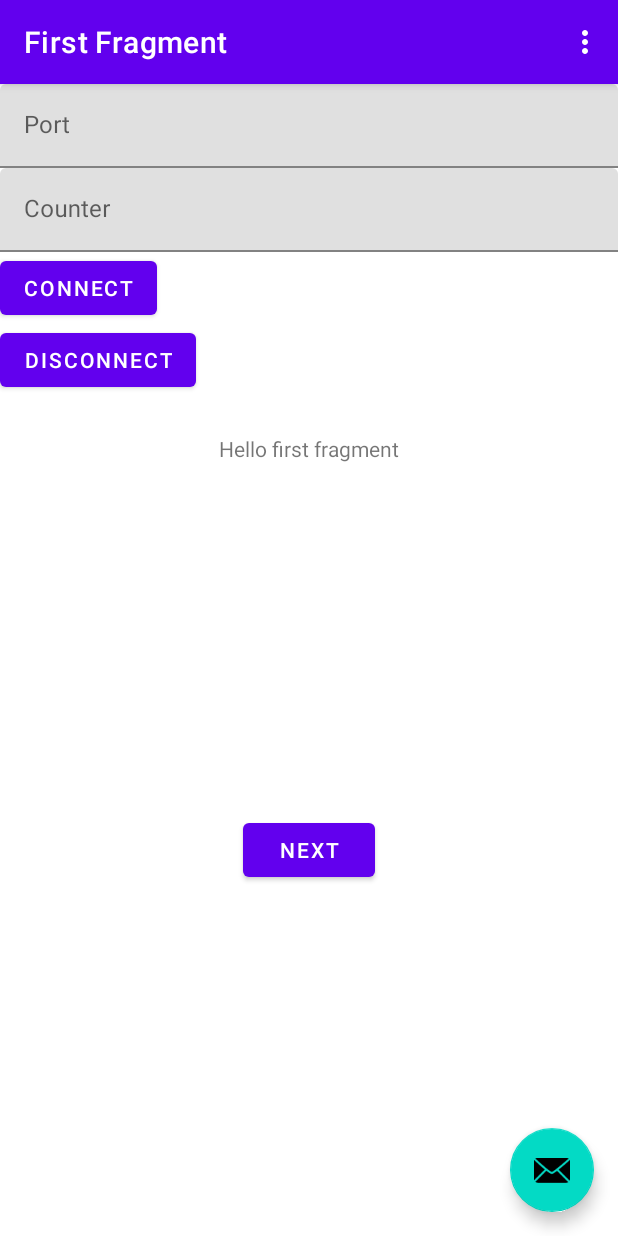
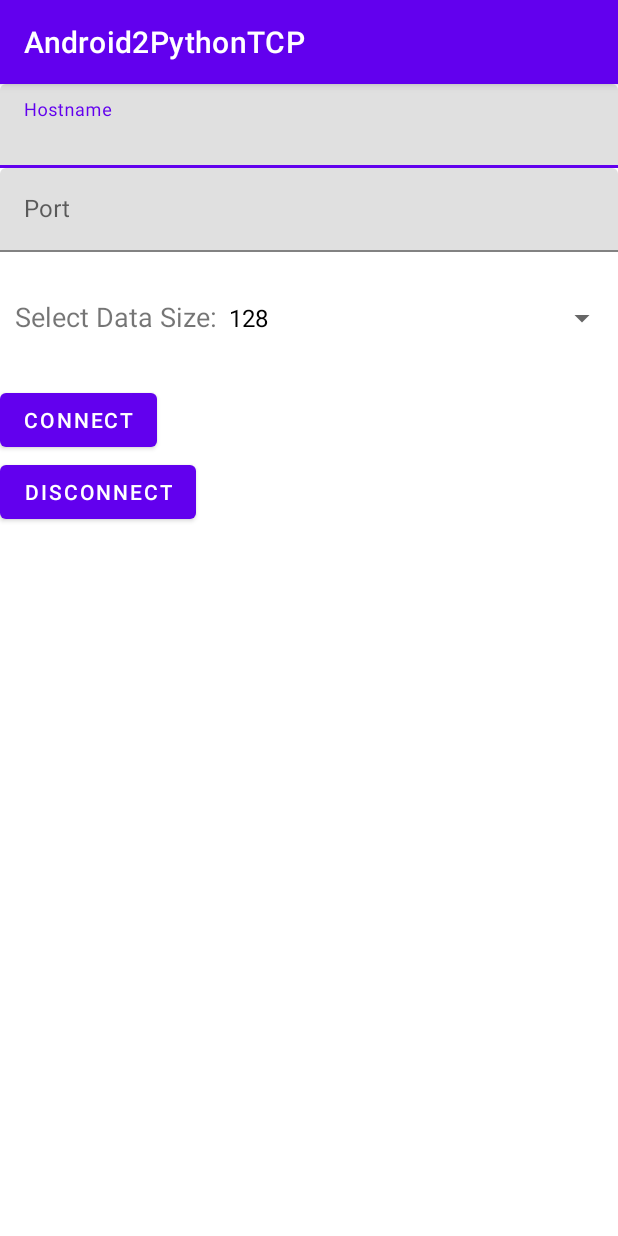
Before and after one commit to mjbaucas/Android2PythonTCP, an Android app: the screen it shows after launch (MainActivity), on a phone screen of 412 x 824 dp. Run offline under Robolectric (Android 15) with nearby library versions, the phone set to English and light mode, and no system bars; our stand-ins replace navigation-ui.

Commit message:
Changed limit to timer, added option to select data size

```diff
--- a/app/src/main/AndroidManifest.xml
+++ b/app/src/main/AndroidManifest.xml
@@ -1,6 +1,8 @@
 <?xml version="1.0" encoding="utf-8"?>
 <manifest xmlns:android="http://schemas.android.com/apk/res/android"
     package="com.mjbaucas.android2pythontcp">
+
+    <uses-permission android:name="android.permission.INTERNET"/>
 
     <application
         android:allowBackup="true"
--- a/app/src/main/java/com/mjbaucas/android2pythontcp/FirstFragment.java
+++ /dev/null
@@ -1,47 +0,0 @@
-package com.mjbaucas.android2pythontcp;
-
-import android.os.Bundle;
-import android.view.LayoutInflater;
-import android.view.View;
-import android.view.ViewGroup;
-
-import androidx.annotation.NonNull;
-import androidx.fragment.app.Fragment;
-import androidx.navigation.fragment.NavHostFragment;
-
-import com.mjbaucas.android2pythontcp.databinding.FragmentFirstBinding;
-
-public class FirstFragment extends Fragment {
-
-    private FragmentFirstBinding binding;
-
-    @Override
-    public View onCreateView(
-            LayoutInflater inflater, ViewGroup container,
-            Bundle savedInstanceState
-    ) {
-
-        binding = FragmentFirstBinding.inflate(inflater, container, false);
-        return binding.getRoot();
-
-    }
-
-    public void onViewCreated(@NonNull View view, Bundle savedInstanceState) {
-        super.onViewCreated(view, savedInstanceState);
-
-        binding.buttonFirst.setOnClickListener(new View.OnClickListener() {
-            @Override
-            public void onClick(View view) {
-                NavHostFragment.findNavController(FirstFragment.this)
-                        .navigate(R.id.action_FirstFragment_to_SecondFragment);
-            }
-        });
-    }
-
-    @Override
-    public void onDestroyView() {
-        super.onDestroyView();
-        binding = null;
-    }
-
-}
--- a/app/src/main/java/com/mjbaucas/android2pythontcp/MainActivity.java
+++ b/app/src/main/java/com/mjbaucas/android2pythontcp/MainActivity.java
@@ -6,6 +6,7 @@ import com.google.android.material.snackbar.Snackbar;
 
 import androidx.appcompat.app.AppCompatActivity;
 
+import android.os.StrictMode;
 import android.os.SystemClock;
 import android.util.Log;
 import android.view.View;
@@ -19,6 +20,8 @@ import com.mjbaucas.android2pythontcp.databinding.ActivityMainBinding;
 
 import android.view.Menu;
 import android.view.MenuItem;
+import android.widget.AdapterView;
+import android.widget.ArrayAdapter;
 
 import java.io.BufferedReader;
 import java.io.BufferedWriter;
@@ -28,16 +31,24 @@ import java.io.OutputStreamWriter;
 import java.net.Socket;
 import java.net.UnknownHostException;
 
-public class MainActivity extends AppCompatActivity {
+public class MainActivity extends AppCompatActivity implements AdapterView.OnItemSelectedListener {
 
     private AppBarConfiguration appBarConfiguration;
     private ActivityMainBinding binding;
 
     private static int TCP_SERVER_PORT = -1;
     private static String TCP_SERVER_HOST = null;
-    private static int COUNTER_LIMIT = -1;
+
+    private String data128 = generateData(128);
+    private String data256 = generateData(256);
+    private String data512 = generateData(512);
+    private String data1024 = generateData(1024);
+    private String data = "";
+    private static final String[] sizes = {"128", "256", "512", "1024"};
 
     private double AVERAGE_TIME = 0.0;
+    private int COUNTER = 0;
+    private int TIME = 5000;
 
     @Override
     protected void onCreate(Bundle savedInstanceState) {
@@ -45,34 +56,36 @@ public class MainActivity extends AppCompatActivity {
 
         binding = ActivityMainBinding.inflate(getLayoutInflater());
         setContentView(binding.getRoot());
+        setSupportActionBar(binding.toolbar);
+        ArrayAdapter<String> adapter = new ArrayAdapter<>(this, android.R.layout.simple_spinner_dropdown_item, sizes);
+        binding.selectSize.setAdapter(adapter);
+        binding.selectSize.setOnItemSelectedListener(this);
 
-        setSupportActionBar(binding.toolbar);
-
-        NavController navController = Navigation.findNavController(this, R.id.nav_host_fragment_content_main);
-        appBarConfiguration = new AppBarConfiguration.Builder(navController.getGraph()).build();
-        NavigationUI.setupActionBarWithNavController(this, navController, appBarConfiguration);
-
-        binding.fab.setOnClickListener(new View.OnClickListener() {
-            @Override
-            public void onClick(View view) {
-                Snackbar.make(view, "Replace with your own action", Snackbar.LENGTH_LONG)
-                        .setAction("Action", null).show();
-            }
-        });
+        if (android.os.Build.VERSION.SDK_INT > 9) {
+            StrictMode.ThreadPolicy policy = new StrictMode.ThreadPolicy.Builder().permitAll().build();
+            StrictMode.setThreadPolicy(policy);
+        }
 
         binding.connectButton.setOnClickListener(new View.OnClickListener() {
            @Override
            public void onClick(View view){
+               COUNTER = 0;
+               AVERAGE_TIME = 0.0;
+               long start = SystemClock.elapsedRealtime();
+
                try {
                    TCP_SERVER_HOST = binding.hostname.getEditText().getText().toString();
                    TCP_SERVER_PORT = Integer.parseInt(binding.port.getEditText().getText().toString());
 
                    if (TCP_SERVER_HOST != null && TCP_SERVER_PORT != -1) {
-                       for (int i = 0; i <= COUNTER_LIMIT; i++) {
+                       long current = SystemClock.elapsedRealtime();
+                       while (current - start < TIME){
+                           current = SystemClock.elapsedRealtime();
+                           COUNTER++;
                            runTCPClient();
                        }
 
-                       String tempString = "Average Time: " + AVERAGE_TIME / COUNTER_LIMIT;
+                       String tempString = "Average Time: " + AVERAGE_TIME / COUNTER;
                        binding.averageValue.setText(tempString);
 
                        binding.disconnectButton.setOnClickListener((new View.OnClickListener() {
@@ -96,7 +109,8 @@ public class MainActivity extends AppCompatActivity {
             Socket s = new Socket(TCP_SERVER_HOST, TCP_SERVER_PORT);
             BufferedReader in = new BufferedReader(new InputStreamReader(s.getInputStream()));
             BufferedWriter out = new BufferedWriter(new OutputStreamWriter(s.getOutputStream()));
-            String outMsg = "TCP connecting to " + TCP_SERVER_HOST + ":" + TCP_SERVER_PORT + System.getProperty("line.separator");
+            //String outMsg = "TCP connecting to " + TCP_SERVER_HOST + ":" + TCP_SERVER_PORT + System.getProperty("line.separator");
+            String outMsg = data + System.getProperty("line.separator");
             out.write(outMsg);
             out.flush();
             Log.i("TCPClient", "sent: " + outMsg);
@@ -106,36 +120,40 @@ public class MainActivity extends AppCompatActivity {
             AVERAGE_TIME = AVERAGE_TIME + (end - start);
             s.close();
         } catch (Exception e) {
+            String tempString = "Error: " + e.toString();
+            binding.averageValue.setText(tempString);
             e.printStackTrace();
         }
     }
 
-    @Override
-    public boolean onCreateOptionsMenu(Menu menu) {
-        // Inflate the menu; this adds items to the action bar if it is present.
-        getMenuInflater().inflate(R.menu.menu_main, menu);
-        return true;
+    private String generateData(int size) {
+        String temp_string = "";
+        for (int i = 0; i <= size; i++) {
+            temp_string = temp_string + "x";
+        }
+        return temp_string;
     }
 
     @Override
-    public boolean onOptionsItemSelected(MenuItem item) {
-        // Handle action bar item clicks here. The action bar will
-        // automatically handle clicks on the Home/Up button, so long
-        // as you specify a parent activity in AndroidManifest.xml.
-        int id = item.getItemId();
-
-        //noinspection SimplifiableIfStatement
-        if (id == R.id.action_settings) {
-            return true;
+    public void onItemSelected(AdapterView<?> parent, View v, int position, long id){
+        switch (position) {
+            case 0:
+                data = data128;
+                break;
+            case 1:
+                data = data256;
+                break;
+            case 2:
+                data = data512;
+                break;
+            case 3:
+                data = data1024;
+                break;
         }
-
-        return super.onOptionsItemSelected(item);
     }
 
     @Override
-    public boolean onSupportNavigateUp() {
-        NavController navController = Navigation.findNavController(this, R.id.nav_host_fragment_content_main);
-        return NavigationUI.navigateUp(navController, appBarConfiguration)
-                || super.onSupportNavigateUp();
+    public void onNothingSelected(AdapterView<?> parent) {
+
     }
 }
--- a/app/src/main/res/layout/activity_main.xml
+++ b/app/src/main/res/layout/activity_main.xml
@@ -5,6 +5,11 @@
     android:layout_width="match_parent"
     android:layout_height="match_parent"
     tools:context=".MainActivity">
+
+    <androidx.appcompat.widget.LinearLayoutCompat
+        android:layout_width="fill_parent"
+        android:layout_height="fill_parent"
+        android:orientation="vertical">
 
         <com.google.android.material.appbar.AppBarLayout
             android:layout_width="match_parent"
@@ -19,23 +24,6 @@
                 app:popupTheme="@style/Theme.Android2PythonTCP.PopupOverlay" />
 
         </com.google.android.material.appbar.AppBarLayout>
-
-    <include layout="@layout/content_main" />
-
-    <com.google.android.material.floatingactionbutton.FloatingActionButton
-        android:id="@+id/fab"
-        android:layout_width="wrap_content"
-        android:layout_height="wrap_content"
-        android:layout_gravity="bottom|end"
-        android:layout_marginEnd="@dimen/fab_margin"
-        android:layout_marginBottom="16dp"
-        android:contentDescription="@string/placeholder"
-        app:srcCompat="@android:drawable/ic_dialog_email" />
-
-    <androidx.appcompat.widget.LinearLayoutCompat
-        android:layout_width="fill_parent"
-        android:layout_height="fill_parent"
-        android:orientation="vertical">
 
         <com.google.android.material.textfield.TextInputLayout
             android:layout_width="match_parent"
@@ -62,17 +50,25 @@
 
         </com.google.android.material.textfield.TextInputLayout>
 
-        <com.google.android.material.textfield.TextInputLayout
+        <androidx.appcompat.widget.LinearLayoutCompat
             android:layout_width="match_parent"
             android:layout_height="wrap_content"
-            android:hint="@string/counter"
-            android:id="@+id/counter">
+            android:orientation="horizontal"
+            android:paddingLeft="10dp"
+            android:paddingTop="20dp"
+            android:paddingBottom="20dp">
 
-            <com.google.android.material.textfield.TextInputEditText
-                android:layout_width="match_parent"
-                android:layout_height="wrap_content"/>
-
-        </com.google.android.material.textfield.TextInputLayout>
+            <TextView
+                android:id="@+id/textSize"
+                android:layout_width="wrap_content"
+                android:layout_height="wrap_content"
+                android:textSize="18dp"
+                android:text="@string/sizeprompt" />
+            <Spinner
+                android:id="@+id/selectSize"
+                android:layout_width="fill_parent"
+                android:layout_height="wrap_content" />
+        </androidx.appcompat.widget.LinearLayoutCompat>
 
         <Button android:id="@+id/connectButton"
             android:layout_width="wrap_content"
--- a/app/src/main/res/layout/content_main.xml
+++ /dev/null
@@ -1,19 +0,0 @@
-<?xml version="1.0" encoding="utf-8"?>
-<androidx.constraintlayout.widget.ConstraintLayout xmlns:android="http://schemas.android.com/apk/res/android"
-    xmlns:app="http://schemas.android.com/apk/res-auto"
-    android:layout_width="match_parent"
-    android:layout_height="match_parent"
-    app:layout_behavior="@string/appbar_scrolling_view_behavior">
-
-    <fragment
-        android:id="@+id/nav_host_fragment_content_main"
-        android:name="androidx.navigation.fragment.NavHostFragment"
-        android:layout_width="0dp"
-        android:layout_height="0dp"
-        app:defaultNavHost="true"
-        app:layout_constraintBottom_toBottomOf="parent"
-        app:layout_constraintLeft_toLeftOf="parent"
-        app:layout_constraintRight_toRightOf="parent"
-        app:layout_constraintTop_toTopOf="parent"
-        app:navGraph="@navigation/nav_graph" />
-</androidx.constraintlayout.widget.ConstraintLayout>
--- a/app/src/main/res/layout/fragment_first.xml
+++ /dev/null
@@ -1,28 +0,0 @@
-<?xml version="1.0" encoding="utf-8"?>
-<androidx.constraintlayout.widget.ConstraintLayout xmlns:android="http://schemas.android.com/apk/res/android"
-    xmlns:app="http://schemas.android.com/apk/res-auto"
-    xmlns:tools="http://schemas.android.com/tools"
-    android:layout_width="match_parent"
-    android:layout_height="match_parent"
-    tools:context=".FirstFragment">
-
-    <TextView
-        android:id="@+id/textview_first"
-        android:layout_width="wrap_content"
-        android:layout_height="wrap_content"
-        android:text="@string/hello_first_fragment"
-        app:layout_constraintBottom_toTopOf="@id/button_first"
-        app:layout_constraintEnd_toEndOf="parent"
-        app:layout_constraintStart_toStartOf="parent"
-        app:layout_constraintTop_toTopOf="parent" />
-
-    <Button
-        android:id="@+id/button_first"
-        android:layout_width="wrap_content"
-        android:layout_height="wrap_content"
-        android:text="@string/next"
-        app:layout_constraintBottom_toBottomOf="parent"
-        app:layout_constraintEnd_toEndOf="parent"
-        app:layout_constraintStart_toStartOf="parent"
-        app:layout_constraintTop_toBottomOf="@id/textview_first" />
-</androidx.constraintlayout.widget.ConstraintLayout>
--- a/app/src/main/res/navigation/nav_graph.xml
+++ /dev/null
@@ -1,28 +0,0 @@
-<?xml version="1.0" encoding="utf-8"?>
-<navigation xmlns:android="http://schemas.android.com/apk/res/android"
-    xmlns:app="http://schemas.android.com/apk/res-auto"
-    xmlns:tools="http://schemas.android.com/tools"
-    android:id="@+id/nav_graph"
-    app:startDestination="@id/FirstFragment">
-
-    <fragment
-        android:id="@+id/FirstFragment"
-        android:name="com.mjbaucas.android2pythontcp.FirstFragment"
-        android:label="@string/first_fragment_label"
-        tools:layout="@layout/fragment_first">
-
-        <action
-            android:id="@+id/action_FirstFragment_to_SecondFragment"
-            app:destination="@id/SecondFragment" />
-    </fragment>
-    <fragment
-        android:id="@+id/SecondFragment"
-        android:name="com.mjbaucas.android2pythontcp.SecondFragment"
-        android:label="@string/second_fragment_label"
-        tools:layout="@layout/fragment_second">
-
-        <action
-            android:id="@+id/action_SecondFragment_to_FirstFragment"
-            app:destination="@id/FirstFragment" />
-    </fragment>
-</navigation>
--- a/app/src/main/res/values/strings.xml
+++ b/app/src/main/res/values/strings.xml
@@ -1,24 +1,12 @@
 <resources>
     <string name="app_name">Android2PythonTCP</string>
     <string name="action_settings">Settings</string>
-    <!-- Strings used for fragments for navigation -->
-    <string name="first_fragment_label">First Fragment</string>
-    <string name="second_fragment_label">Second Fragment</string>
-    <string name="next">Next</string>
-    <string name="previous">Previous</string>
-    <string name="placeholder">Placeholder</string>
-
-    <string name="hello_first_fragment">Hello first fragment</string>
-    <string name="hello_second_fragment">Hello second fragment. Arg: %1$s</string>
 
     <string name="connect">Connect</string>
     <string name="disconnect">Disconnect</string>
 
     <string name="hostname">Hostname</string>
     <string name="port">Port</string>
-    <string name="counter">Counter</string>
 
-
-
-
+    <string name="sizeprompt">Select Data Size:</string>
 </resources>
```
Also changed, not shown: app/src/main/java/com/mjbaucas/android2pythontcp/SecondFragment.java (deleted, +0 -47 lines), app/src/main/res/layout/fragment_second.xml (deleted, +0 -27 lines), 5 other files. Lines whose indentation alone changed are shown as unchanged.
